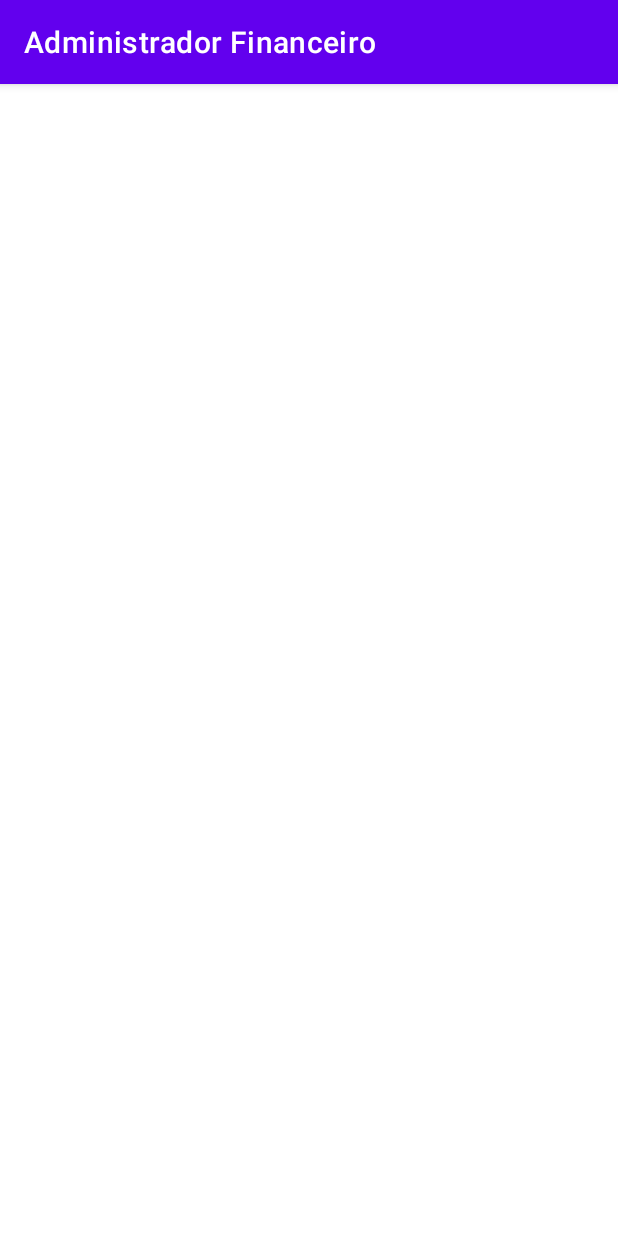
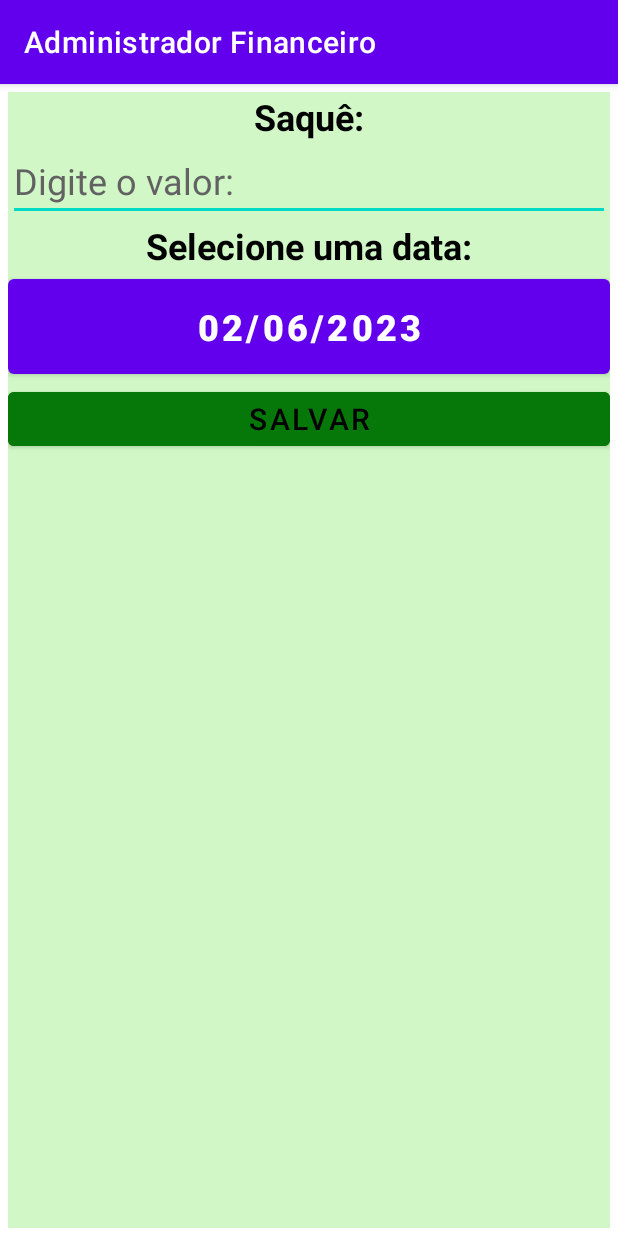
Before and after one commit to IvanRezini/App, an Android app: the screen it shows after launch (SaqueActivity), after a tap on "SAQUE", on a phone screen of 412 x 824 dp. Run offline under Robolectric (Android 15) with nearby library versions, the phone set to English and light mode, and no system bars.

Commit message:
Retomada  do aplicativo

```diff
--- a/app/src/main/java/com/example/administradorfinanceiro/Dao/ContasDao.java
+++ b/app/src/main/java/com/example/administradorfinanceiro/Dao/ContasDao.java
@@ -29,7 +29,12 @@ public class ContasDao extends ContextoDb{
 
         return sql;
     }
+
+
     public String Inserir(ContasModel contasModel){
+        ContentValues cv = new ContentValues();
+        cv.put("Name",  "Abastecimento");
+        conexao.insert("tbContas", null, cv);
         String msg="";
         ContentValues contentValues = new ContentValues();
         contentValues.put("Name",contasModel.getName());
--- a/app/src/main/java/com/example/administradorfinanceiro/Dao/ContextoDb.java
+++ b/app/src/main/java/com/example/administradorfinanceiro/Dao/ContextoDb.java
@@ -1,5 +1,9 @@
 package com.example.administradorfinanceiro.Dao;
 
+import static android.widget.Toast.LENGTH_LONG;
+import static android.widget.Toast.makeText;
+
+import android.content.ContentValues;
 import android.content.Context;
 import android.database.SQLException;
 import android.database.sqlite.SQLiteDatabase;
@@ -7,6 +11,8 @@ import android.database.sqlite.SQLiteOpenHelper;
 import android.util.Log;
 
 import androidx.annotation.Nullable;
+
+import com.example.administradorfinanceiro.Model.ContasModel;
 
 import java.sql.SQLDataException;
 
@@ -41,6 +47,21 @@ public class ContextoDb extends SQLiteOpenHelper {
            db.execSQL(FinancasDao.CriarTabela());
             db.execSQL(ContasDao.CriarTabela());
             db.execSQL(AbastecimentoDao.CriarTabela());
+               ContentValues cv = new ContentValues();
+               /*
+Carega uma lista de contas pre definida
+ */
+               cv.put("Name",  "Abastecimento");
+               db.insert("tbContas", null, cv);
+               cv.put("Name",  "Luz");
+               db.insert("tbContas", null, cv);
+               cv.put("Name",  "Agua ");
+               db.insert("tbContas", null, cv);
+               cv.put("Name",  "Internet");
+               db.insert("tbContas", null, cv);
+               cv.put("Name",  "Mercado");
+               db.insert("tbContas", null, cv);
+
         }catch (Exception e){
             Log.e(e.toString()," Tabelas não foram criadas ");
         }
--- a/app/src/main/java/com/example/administradorfinanceiro/Dao/FinancasDao.java
+++ b/app/src/main/java/com/example/administradorfinanceiro/Dao/FinancasDao.java
@@ -44,7 +44,7 @@ public class FinancasDao extends ContextoDb{
     }
 }
 /*private int Id;
-private int IdConta;
+private int IdConta; Id 1 é um abastecimento
 private int Origem;//1 - Salario", "2 - Extra", "3 - Doação", "4 - Outro" Origem 5 significa um saque
 private String Date ;
 private String Valor;
--- a/app/src/main/java/com/example/administradorfinanceiro/Model/FinancasModel.java
+++ b/app/src/main/java/com/example/administradorfinanceiro/Model/FinancasModel.java
@@ -2,7 +2,7 @@ package com.example.administradorfinanceiro.Model;
 
 public class FinancasModel {
     private int Id;
-    private int IdConta; // Id 0 è uma entrada
+    private int IdConta; // Id 0 è uma entrada  ID 1 é um abastecimento
     private int Origem;//1 - Salario", "2 - Extra", "3 - Doação", "4 - Outro" Origem 5 significa um saque, 0 é uma conta paga
     private String Date;
     private String Valor;
--- a/app/src/main/java/com/example/administradorfinanceiro/Views/ContasActivity.java
+++ b/app/src/main/java/com/example/administradorfinanceiro/Views/ContasActivity.java
@@ -94,6 +94,8 @@ public class ContasActivity extends AppCompatActivity {
         ArrayAdapter<String> adapterC;
         adapterC = new ArrayAdapter<String>(this, android.R.layout.simple_dropdown_item_1line, c);
         conta.setAdapter(adapterC);
+        valor.clearFocus();
+        novaConta.clearFocus();
     }
 
     /*
@@ -200,7 +202,7 @@ public class ContasActivity extends AppCompatActivity {
                 x[0] = nova.getId() + "";
 
             } catch (Exception ex) {
-                makeText(this, "Falha ao inserir o nova conta\n" + ex.toString(), LENGTH_LONG).show();
+                    makeText(this, "Falha ao inserir o nova conta\n" + ex.toString(), LENGTH_LONG).show();
             }
         } else {
             x = conta.getSelectedItem().toString().trim().split(" ");
--- a/app/src/main/java/com/example/administradorfinanceiro/Views/ReceitaActivity.java
+++ b/app/src/main/java/com/example/administradorfinanceiro/Views/ReceitaActivity.java
@@ -46,7 +46,8 @@ public class ReceitaActivity extends AppCompatActivity {
     }
 
     public void DateClick(View v) {
-        // calender class's instance and get current date , month and year from calender
+        // calender class's instance and get current date , month and year from calende
+        valor.clearFocus();
         final Calendar c = Calendar.getInstance();
         int mYear = c.get(Calendar.YEAR); // current year
         int mMonth = c.get(Calendar.MONTH); // current month
--- a/app/src/main/java/com/example/administradorfinanceiro/Views/SaqueActivity.java
+++ b/app/src/main/java/com/example/administradorfinanceiro/Views/SaqueActivity.java
@@ -1,53 +1,86 @@
 package com.example.administradorfinanceiro.Views;
+
+import static android.widget.Toast.LENGTH_LONG;
+import static android.widget.Toast.makeText;
 
 import androidx.appcompat.app.AppCompatActivity;
 
 import android.app.AlertDialog;
+import android.app.DatePickerDialog;
 import android.content.DialogInterface;
 import android.os.Bundle;
 import android.util.Log;
+import android.view.View;
+import android.widget.Button;
+import android.widget.DatePicker;
+import android.widget.EditText;
+import android.widget.Spinner;
 
+import com.example.administradorfinanceiro.Dao.FinancasDao;
 import com.example.administradorfinanceiro.Dao.PostoDao;
+import com.example.administradorfinanceiro.Model.FinancasModel;
 import com.example.administradorfinanceiro.Model.PostoModel;
 import com.example.administradorfinanceiro.R;
+import com.example.administradorfinanceiro.Utilidades.ManipularData;
 
+import java.text.DecimalFormat;
 import java.util.ArrayList;
+import java.util.Calendar;
 import java.util.List;
 
 public class SaqueActivity extends AppCompatActivity {
-
+    Button date;
+    DatePickerDialog datePickerDialog;
+    Button salvar;
+    EditText valor;
     @Override
     protected void onCreate(Bundle savedInstanceState) {
         super.onCreate(savedInstanceState);
         setContentView(R.layout.activity_saque);
-        this.setarEspiner();
+        date = (Button) findViewById(R.id.idData);
+        salvar = (Button) findViewById(R.id.idSalvar);
+        valor = (EditText) findViewById(R.id.IdValor);
+
+      this.setarData();
 }
-    public void setarEspiner() {
-        Log.e("\n\n\n\nLista:  "," Entrou aqui");
 
-        PostoDao v = new PostoDao(this);
+    public void DateClick(View v) {
+        // calender class's instance and get current date , month and year from calende
+        valor.clearFocus();
+        final Calendar c = Calendar.getInstance();
+        int mYear = c.get(Calendar.YEAR); // current year
+        int mMonth = c.get(Calendar.MONTH); // current month
+        int mDay = c.get(Calendar.DAY_OF_MONTH); // current day
+        // date picker dialog
+        datePickerDialog = new DatePickerDialog(SaqueActivity.this,
+                new DatePickerDialog.OnDateSetListener() {
+                    public void onDateSet(DatePicker view, int year,
+                                          int monthOfYear, int dayOfMonth) {
+                        // set day of month , month and year value in the edit text
+                        date.setText(dayOfMonth + "/"
+                                + (monthOfYear + 1) + "/" + year);
+                    }
+                }, mYear, mMonth, mDay);
+        datePickerDialog.show();
+    }
 
-        List<PostoModel> list = new ArrayList<PostoModel>();
-        list= v.Lista();
-        ArrayList<String> l= new ArrayList<>() ;
-        String rt;
-        l.add("Selecione um veicolo");
-        rt = list.size()+" tamanho\n";
-        for (int i=0; i<list.size();i++){
-            PostoModel vm= new PostoModel();
-            vm= list.get(i);
-           rt+= "\n "+vm.getId()+" - "+vm.getNome();
-            l.add(" "+vm.getId()+" - "+vm.getNome());
-            Log.e("\n\nLista:  "," "+vm.getId()+" - "+vm.getNome());
+    public void setarData() {
+        ManipularData m = new ManipularData();
+        String d = m.obterData("dd/MM/yyyy");
+        date.setText(d);
+
     }
-        Log.e("\n\nLista:  ",l.get(0));
+    public void salvarClick(View v) {
         AlertDialog.Builder builder = new AlertDialog.Builder(SaqueActivity.this);
+        DecimalFormat dF = new DecimalFormat("0.000");
 
-        builder.setTitle("confirmar");
-        builder.setMessage("Agorar "+rt)
+            if (valor.getText().toString().trim().length() > 0) {
+                valor.setText(dF.format((Float.valueOf(valor.getText().toString()).floatValue())) + "");
+                builder.setTitle("Confirmar");
+                builder.setMessage( "Data: " + date.getText() + "\nValor: " + valor.getText())
                         .setPositiveButton(R.string.ok, new DialogInterface.OnClickListener() {
                             public void onClick(DialogInterface dialog, int id) {
-                        // START THE GAME!
+                                salvar();
                             }
                         })
                         .setNegativeButton(R.string.cancel, new DialogInterface.OnClickListener() {
@@ -55,12 +88,31 @@ public class SaqueActivity extends AppCompatActivity {
                                 // User cancelled the dialog
                             }
                         });
-
                 AlertDialog alertDialog = builder.create();
                 alertDialog.show();
-
-        // veicolo.setAdapter((SpinnerAdapter) l);
-
-
+            } else {
+                makeText(this, "Informe um valor", LENGTH_LONG).show();
             }
     }
+    public void salvar() {
+        FinancasModel f =new FinancasModel();
+        f.setEntradaSaida("S");//  private String EntradaSaida;//E entrada S saida N para pagamento em dinheiro no qual ja foi sacado
+        f.setIdConta(0);// 0 Significa que não é um deposito
+        f.setDate(date.getText().toString());
+        f.setValor(valor.getText().toString());
+        FinancasDao d = new FinancasDao(this);
+        try {
+            d.Inserir(f);
+            makeText(this, "Entrada salva", LENGTH_LONG).show();
+            limparCampos();
+        }catch (Exception e){
+            makeText(this, "Falha ao salvar.\n"+e, LENGTH_LONG).show();
+        }
+    }
+    public  void limparCampos(){
+        ManipularData m = new ManipularData();
+        String d = m.obterData("dd/MM/yyyy");
+        date.setText(d);
+        valor.setText("");
+    }
+}
--- a/app/src/main/res/layout/activity_contas.xml
+++ b/app/src/main/res/layout/activity_contas.xml
@@ -48,6 +48,7 @@
           android:layout_width="match_parent"
           android:layout_height="wrap_content"
           android:background="@color/purple_200"
+          android:focusable="true"
           android:minHeight="48dp"
           android:prompt="@string/cancel"
           android:textAlignment="center"
@@ -57,6 +58,8 @@
           android:id="@+id/idNovaConta"
           android:layout_width="match_parent"
           android:layout_height="wrap_content"
+          android:focusable="auto"
+          android:focusableInTouchMode="true"
           android:hint="@string/hintConta"
           android:inputType="text"
           android:onClick="LimparSpiner"
@@ -127,6 +130,8 @@
           android:id="@+id/idValor"
           android:layout_width="match_parent"
           android:layout_height="wrap_content"
+          android:focusable="auto"
+          android:focusableInTouchMode="true"
           android:hint="@string/hintValor"
           android:inputType="number|numberDecimal"
           android:textColorHighlight="@color/cinzaHint"
--- a/app/src/main/res/layout/activity_saque.xml
+++ b/app/src/main/res/layout/activity_saque.xml
@@ -1,9 +1,76 @@
 <?xml version="1.0" encoding="utf-8"?>
-<androidx.constraintlayout.widget.ConstraintLayout xmlns:android="http://schemas.android.com/apk/res/android"
+<androidx.constraintlayout.motion.widget.MotionLayout xmlns:android="http://schemas.android.com/apk/res/android"
     xmlns:app="http://schemas.android.com/apk/res-auto"
     xmlns:tools="http://schemas.android.com/tools"
     android:layout_width="match_parent"
     android:layout_height="match_parent"
+    app:layoutDescription="@xml/activity_saque_scene"
     tools:context=".Views.SaqueActivity">
 
-</androidx.constraintlayout.widget.ConstraintLayout>
+    <LinearLayout
+        android:id="@+id/linearLayout"
+        android:layout_width="match_parent"
+        android:layout_height="match_parent"
+        android:layout_margin="5dp"
+        android:background="@color/fundoTela"
+        android:orientation="vertical"
+        tools:context=".Views.ReceitaActivity"
+        tools:layout_editor_absoluteX="5dp"
+        tools:layout_editor_absoluteY="5dp">
+
+        <TextView
+            android:id="@+id/titulo"
+            android:layout_width="match_parent"
+            android:layout_height="wrap_content"
+            android:layout_gravity="center"
+            android:text="@string/saque"
+            android:textAlignment="center"
+            android:textColor="@color/black"
+            android:textSize="24sp"
+            android:textStyle="bold" />
+
+        <EditText
+            android:id="@+id/IdValor"
+            android:layout_width="match_parent"
+            android:layout_height="wrap_content"
+            android:hint="@string/hintValor"
+            android:inputType="number|numberDecimal"
+            android:textColorHighlight="@color/cinzaHint"
+            android:textColorHint="@color/cinzaHint"
+            android:textSize="24sp" />
+
+
+        <TextView
+            android:id="@+id/textView"
+            android:layout_width="match_parent"
+            android:layout_height="wrap_content"
+            android:layout_gravity="center"
+            android:text="@string/data"
+            android:textAlignment="center"
+            android:textColor="@color/black"
+            android:textSize="24sp"
+            android:textStyle="bold" />
+
+        <Button
+            android:id="@+id/idData"
+            android:layout_width="match_parent"
+            android:layout_height="wrap_content"
+            android:hint="@string/hintDate"
+            android:onClick="DateClick"
+            android:padding="15dp"
+            android:textColorHint="@color/black"
+            android:textSize="24sp"
+            android:textStyle="bold" />
+
+        <Button
+            android:id="@+id/idSalvar"
+            android:layout_width="match_parent"
+            android:layout_height="wrap_content"
+            android:backgroundTint="@color/verde"
+            android:onClick="salvarClick"
+            android:text="@string/salvar"
+            android:textColor="@color/black"
+            android:textSize="20sp" />
+
+    </LinearLayout>
+</androidx.constraintlayout.motion.widget.MotionLayout>
--- a/app/src/main/res/values/strings.xml
+++ b/app/src/main/res/values/strings.xml
@@ -40,5 +40,6 @@
     <string name="posto">Posto</string>
     <string name="contas">Contas</string>
     <string name="tituloConfiguracoa">Configurações:</string>
+    <string name="saque">Saquê:</string>
 
 </resources>
--- /dev/null
+++ b/app/src/main/res/xml/activity_saque_scene.xml
@@ -0,0 +1,19 @@
+<?xml version="1.0" encoding="utf-8"?>
+<MotionScene
+    xmlns:android="http://schemas.android.com/apk/res/android"
+    xmlns:motion="http://schemas.android.com/apk/res-auto">
+
+    <Transition
+        motion:constraintSetEnd="@+id/end"
+        motion:constraintSetStart="@id/start"
+        motion:duration="1000">
+       <KeyFrameSet>
+       </KeyFrameSet>
+    </Transition>
+
+    <ConstraintSet android:id="@+id/start">
+    </ConstraintSet>
+
+    <ConstraintSet android:id="@+id/end">
+    </ConstraintSet>
+</MotionScene>
```
Also changed, not shown: app/src/main/java/com/example/administradorfinanceiro/Views/AbastecimentoActivity.java (+11 -0 lines). Lines whose indentation alone changed are shown as unchanged.
